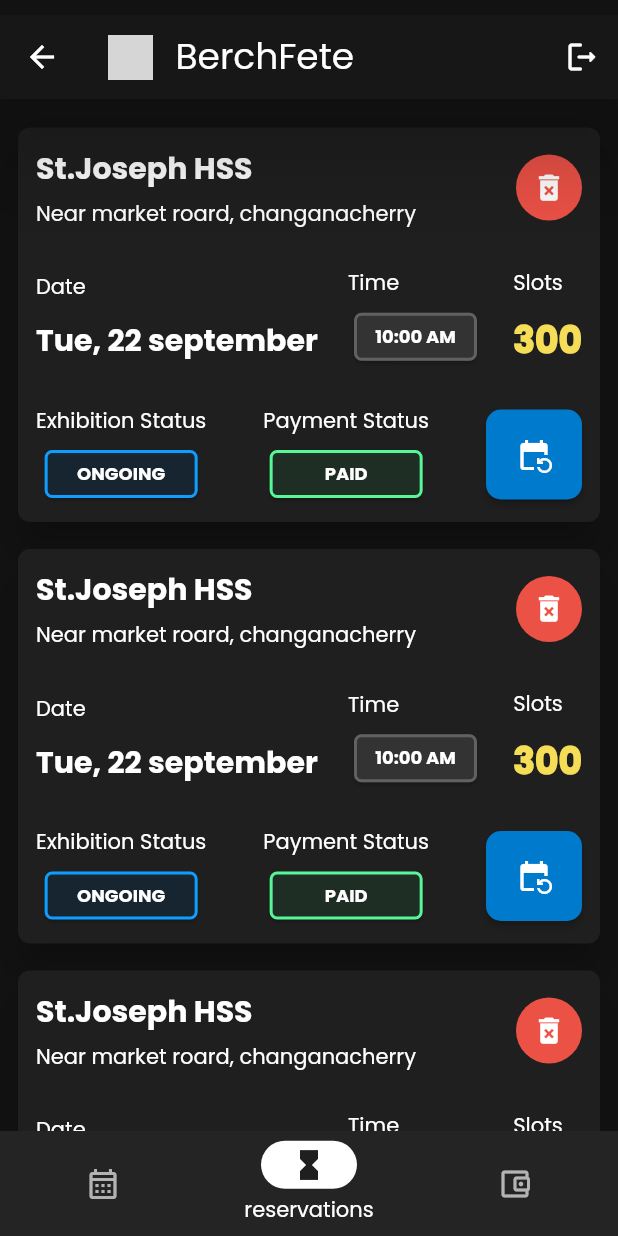
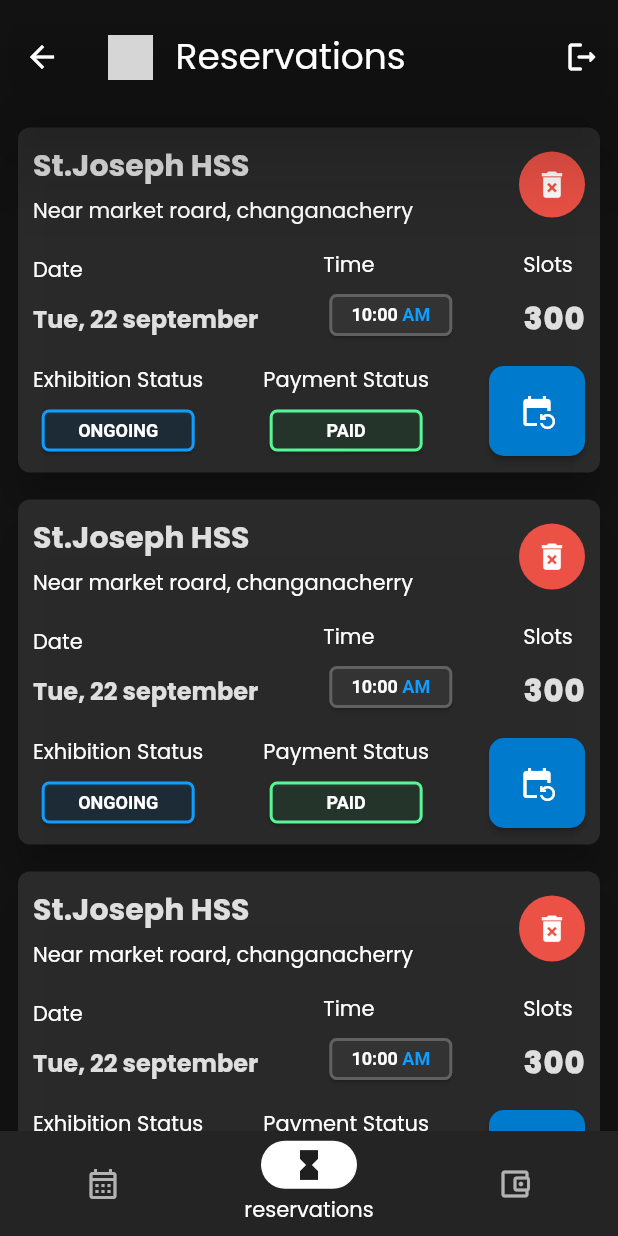
Before and after one commit to shaderone/samvit, a Flutter app: the App screen opened by its route, item 2 of the bottom bar chosen, on a phone screen of 412 x 824 dp. Run offline on Flutter 3.47's test engine with Material 2 defaults, Android fonts, the phone set to English and light mode, and no system bars; grey boxes are pictures that could not be loaded.

Commit message:
modify time-card and colors in reservation-card

```diff
--- a/lib/presentation/root/widgets/bottom_navbar.dart
+++ b/lib/presentation/root/widgets/bottom_navbar.dart
@@ -58,7 +58,7 @@ class MaterialBottomNav extends StatelessWidget {
                 Icons.account_balance_wallet_outlined,
                 color: textWhiteShadeDark,
               ),
-              label: 'Payment History',
+              label: 'Payments',
             ),
           ],
         );
--- a/lib/presentation/screens/reservation/reservation_screen.dart
+++ b/lib/presentation/screens/reservation/reservation_screen.dart
@@ -1,5 +1,6 @@
 import 'package:flutter/material.dart';
 import 'package:brechfete/core/constants.dart';
+import 'package:flutter/services.dart';
 import 'widgets/reservation_card_widgets/card_bottom_widget.dart';
 import 'widgets/reservation_card_widgets/card_middle_widget.dart';
 
@@ -12,14 +13,18 @@ class ReservationScreen extends StatelessWidget {
   Widget build(BuildContext context) {
     return Scaffold(
       appBar: AppBar(
+        systemOverlayStyle: const SystemUiOverlayStyle(
+          statusBarColor: primaryDarkShadeLight,
+          statusBarBrightness: Brightness.dark,
+        ),
         elevation: 25,
-        backgroundColor: primaryDarkShadeDark,
+        backgroundColor: Colors.transparent,
         title: Row(
           children: [
             Image.asset("assets/logo.png", width: 30),
             const SizedBox(width: 15),
             const Text(
-              "BerchFete",
+              "Reservations",
               style: TextStyle(fontSize: 24),
             ),
           ],
@@ -57,7 +62,7 @@ class ReservationCard extends StatelessWidget {
   Widget build(BuildContext context) {
     final screenWidth = MediaQuery.of(context).size.width;
     return Card(
-      color: primaryDark,
+      color: primaryDarkShadeLight.withOpacity(0.75),
       shape: RoundedRectangleBorder(
         borderRadius: BorderRadius.circular(8),
       ),
@@ -65,7 +70,7 @@ class ReservationCard extends StatelessWidget {
       child: Padding(
         padding: screenWidth <= extraSmallScreenWidth
             ? const EdgeInsets.symmetric(vertical: 20, horizontal: 10)
-            : const EdgeInsets.all(12),
+            : const EdgeInsets.all(10),
         child: Column(
           children: [
             Column(
@@ -73,11 +78,11 @@ class ReservationCard extends StatelessWidget {
                 const CardTop(),
                 screenWidth <= extraSmallScreenWidth
                     ? const SizedBox(height: 10)
-                    : const SizedBox(height: 25),
+                    : const SizedBox(height: 15),
                 const CardMiddle(),
                 screenWidth <= extraSmallScreenWidth
                     ? const SizedBox(height: 10)
-                    : const SizedBox(height: 25),
+                    : const SizedBox(height: 15),
                 const CardBottom(),
               ],
             )
@@ -100,13 +105,17 @@ class CardTop extends StatelessWidget {
       children: [
         Column(
           crossAxisAlignment: CrossAxisAlignment.start,
-          children: const [
+          children: [
             Text(
               "St.Joseph HSS",
-              style: TextStyle(fontSize: 20, fontWeight: FontWeight.bold),
+              style: TextStyle(
+                fontSize: 20,
+                fontWeight: FontWeight.bold,
+                color: pureWhite.withOpacity(.85),
+              ),
             ),
-            SizedBox(height: 5),
-            Text("Near market roard, changanacherry"),
+            const SizedBox(height: 5),
+            const Text("Near market roard, changanacherry"),
           ],
         ),
         CircleAvatar(
--- a/lib/presentation/screens/reservation/widgets/reservation_card_widgets/card_middle_widget.dart
+++ b/lib/presentation/screens/reservation/widgets/reservation_card_widgets/card_middle_widget.dart
@@ -14,35 +14,41 @@ class CardMiddleNormalRow extends StatelessWidget {
       children: [
         Column(
           crossAxisAlignment: CrossAxisAlignment.start,
-          children: const [
-            Text("Date"),
+          children: [
+            const Text("Date"),
             //replace with somthing more dynamic
-            SizedBox(height: 10),
+            const SizedBox(height: 10),
             Text(
               "Tue, 22 september",
-              style: TextStyle(fontSize: 20, fontWeight: FontWeight.bold),
+              style: TextStyle(
+                fontSize: 16,
+                fontWeight: FontWeight.bold,
+                color: pureWhite.withOpacity(.85),
+              ),
             ),
           ],
         ),
         const ReservationChip(
           chipCrossAxisAlignment: CrossAxisAlignment.start,
           chipTitle: "Time",
-          chipText: "10:00 AM",
+          chipText: "10:00",
           chipWidth: 90,
           chipBgColor: primaryDarkShadeLight,
           chipStrokeColor: strokeLight,
+          chipTimePeriod: "AM",
         ),
         Column(
           crossAxisAlignment: CrossAxisAlignment.start,
-          children: const [
-            Text("Slots"),
-            SizedBox(height: 10),
+          children: [
+            const Text("Slots"),
+            const SizedBox(height: 10),
             Text(
               "300",
               style: TextStyle(
-                fontSize: 24,
+                letterSpacing: 1,
+                fontSize: 20,
                 fontWeight: FontWeight.w900,
-                color: extraYellow,
+                color: pureWhite.withOpacity(.85),
               ),
             ),
           ],
@@ -96,10 +102,11 @@ class CardMiddleWrappedRow extends StatelessWidget {
         const ReservationChip(
           chipCrossAxisAlignment: CrossAxisAlignment.center,
           chipTitle: "Time",
-          chipText: "10:00 AM",
+          chipText: "10:00",
           chipWidth: 110,
           chipBgColor: primaryDarkShadeLight,
           chipStrokeColor: strokeLight,
+          chipTimePeriod: "AM",
         ),
       ],
     );
--- a/lib/presentation/screens/reservation/widgets/reservation_chip.dart
+++ b/lib/presentation/screens/reservation/widgets/reservation_chip.dart
@@ -1,3 +1,4 @@
+import 'package:brechfete/core/constants.dart';
 import 'package:flutter/material.dart';
 
 class ReservationChip extends StatelessWidget {
@@ -6,8 +7,8 @@ class ReservationChip extends StatelessWidget {
   final String chipText;
   final double chipWidth;
   final Color chipBgColor;
-  //final Color chipTextColor;
   final Color chipStrokeColor;
+  final String chipTimePeriod;
 
   const ReservationChip({
     Key? key,
@@ -16,7 +17,7 @@ class ReservationChip extends StatelessWidget {
     required this.chipText,
     required this.chipWidth,
     required this.chipBgColor,
-    //required this.chipTextColor,
+    this.chipTimePeriod = "",
     required this.chipStrokeColor,
   }) : super(key: key);
 
@@ -40,12 +41,27 @@ class ReservationChip extends StatelessWidget {
             ),
             child: Padding(
               padding: const EdgeInsets.symmetric(vertical: 7),
-              child: Text(
-                chipText,
+              child: RichText(
                 textAlign: TextAlign.center,
-                style: const TextStyle(
-                  fontSize: 12,
-                  fontWeight: FontWeight.bold,
+                text: TextSpan(
+                  style: DefaultTextStyle.of(context).style,
+                  children: [
+                    TextSpan(
+                      text: chipText,
+                      style: const TextStyle(
+                        fontSize: 12,
+                        fontWeight: FontWeight.bold,
+                      ),
+                    ),
+                    TextSpan(
+                      text: " $chipTimePeriod",
+                      style: const TextStyle(
+                        fontSize: 12,
+                        fontWeight: FontWeight.bold,
+                        color: secondaryBlueShadeLight,
+                      ),
+                    ),
+                  ],
                 ),
               ),
             ),
```
